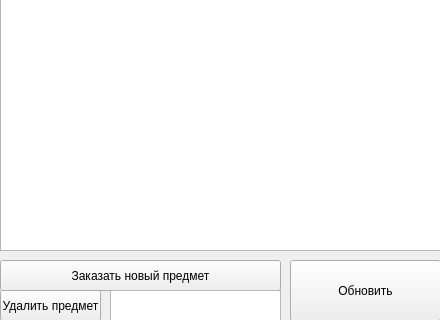
Before: the Qt Designer form Касса/terminal.ui in DoomSlayer6665676/online_store, drawn with Qt 5; both pictures show x 0 to 440 and y 180 to 500 of the 440 by 500 pixel window.
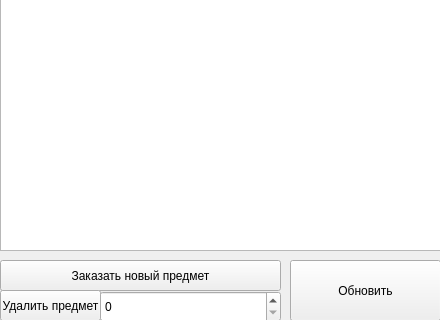
After: the same form once the commit is applied.

Commit message: Дизайн

Diff of the .ui file:
```diff
--- a/Касса/terminal.ui
+++ b/Касса/terminal.ui
@@ -39,16 +39,6 @@
     <string>Удалить предмет</string>
    </property>
   </widget>
-  <widget class="QTextBrowser" name="textBrowser">
-   <property name="geometry">
-    <rect>
-     <x>110</x>
-     <y>470</y>
-     <width>171</width>
-     <height>31</height>
-    </rect>
-   </property>
-  </widget>
   <widget class="QTableWidget" name="tableWidget">
    <property name="geometry">
     <rect>
@@ -92,6 +82,16 @@
     <string>Обновить</string>
    </property>
   </widget>
+  <widget class="QSpinBox" name="spinBox">
+   <property name="geometry">
+    <rect>
+     <x>100</x>
+     <y>471</y>
+     <width>181</width>
+     <height>31</height>
+    </rect>
+   </property>
+  </widget>
  </widget>
  <resources/>
  <connections/>
```
The commit also changes 2 other files.
